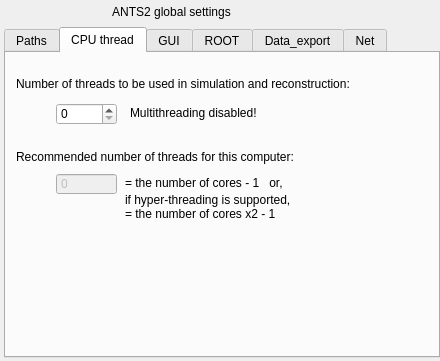
andrmor/ANTS2, file src/gui/globalsettingswindowclass.ui: the form before one commit.
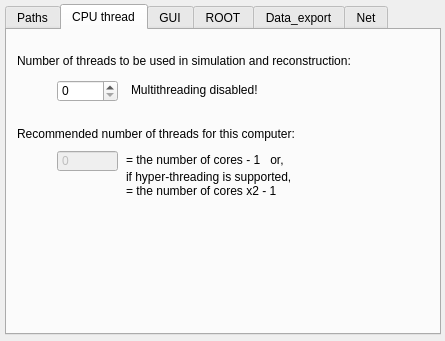
The form after the commit.

What changed in the file:
```diff
--- a/src/gui/globalsettingswindowclass.ui
+++ b/src/gui/globalsettingswindowclass.ui
@@ -6,8 +6,8 @@
    <rect>
     <x>0</x>
     <y>0</y>
-    <width>440</width>
-    <height>361</height>
+    <width>445</width>
+    <height>341</height>
    </rect>
   </property>
   <property name="windowTitle">
@@ -17,8 +17,8 @@
    <widget class="QTabWidget" name="twMain">
     <property name="geometry">
      <rect>
-      <x>4</x>
-      <y>27</y>
+      <x>5</x>
+      <y>4</y>
       <width>436</width>
       <height>331</height>
      </rect>
@@ -1161,22 +1161,6 @@
      <zorder>leWebSocketIP</zorder>
     </widget>
    </widget>
-   <widget class="QLabel" name="label">
-    <property name="geometry">
-     <rect>
-      <x>26</x>
-      <y>4</y>
-      <width>291</width>
-      <height>16</height>
-     </rect>
-    </property>
-    <property name="text">
-     <string>ANTS2 global settings</string>
-    </property>
-    <property name="alignment">
-     <set>Qt::AlignCenter</set>
-    </property>
-   </widget>
    <widget class="QGroupBox" name="gbSaveOnExit">
     <property name="geometry">
      <rect>
```
Left out of the diff: 2 changed lines with no effect on the pictures.
